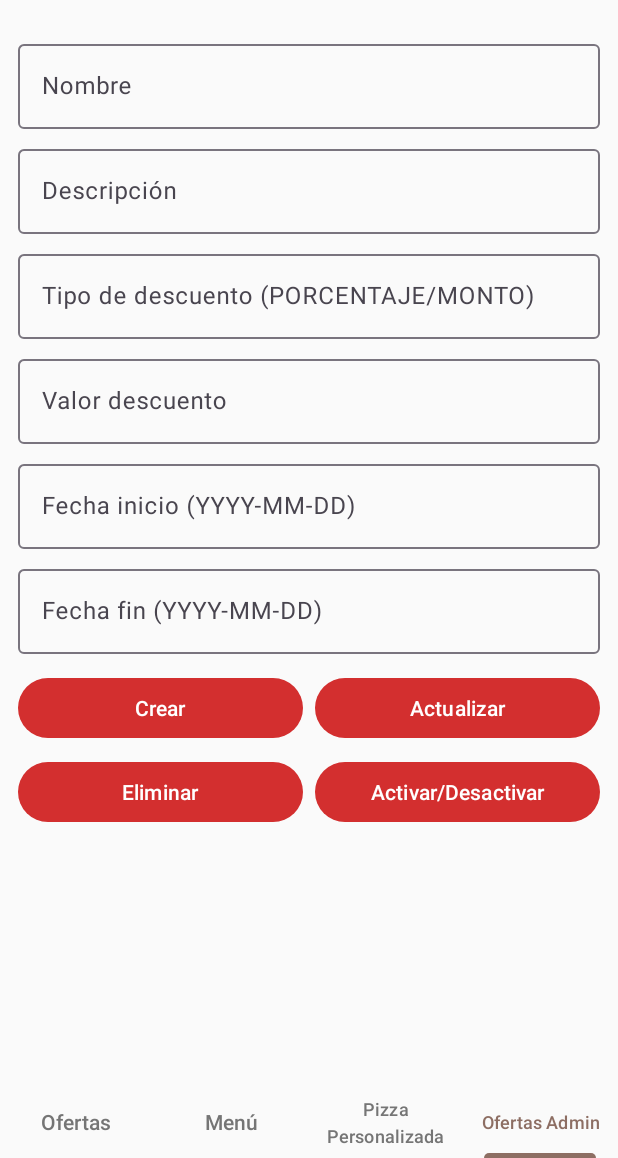
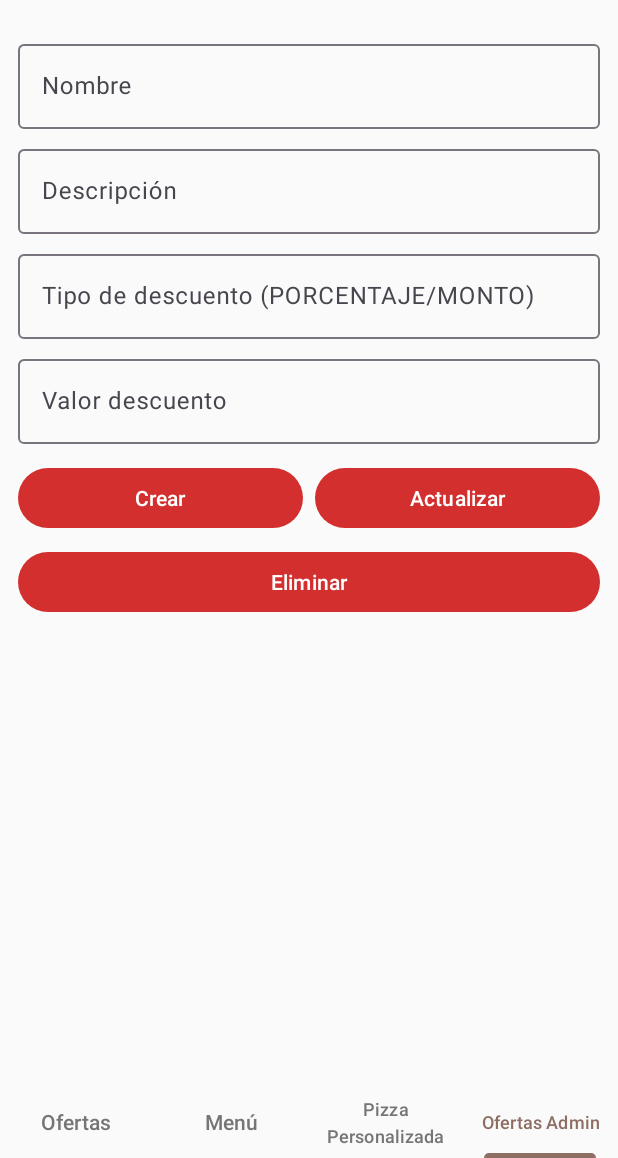
Before and after one commit to piero05729/LaAppdePizzasReina-piero, an Android app: the screen it shows after launch (MainActivity), item 4 of the bottom bar chosen, on a phone screen of 412 x 824 dp, the part 78-1236 px from its top. Run offline under Robolectric (Android 15) with nearby library versions, the phone set to English and light mode, and no system bars; 2 statements that could not run were skipped.

Commit message:
Actualizar proyecto

```diff
--- a/PizzaDeliveryApp/app/src/main/java/com/example/pizzadelivery/ui/tabs/OfertaCrudFragment.java
+++ b/PizzaDeliveryApp/app/src/main/java/com/example/pizzadelivery/ui/tabs/OfertaCrudFragment.java
@@ -41,13 +41,12 @@ public class OfertaCrudFragment extends Fragment {
         etDescripcion = root.findViewById(R.id.etDescripcion);
         etTipoDescuento = root.findViewById(R.id.etTipoDescuento);
         etValorDescuento = root.findViewById(R.id.etValorDescuento);
-        etFechaInicio = root.findViewById(R.id.etFechaInicio);
-        etFechaFin = root.findViewById(R.id.etFechaFin);
+
 
         MaterialButton btnCrear = root.findViewById(R.id.btnCrear);
         MaterialButton btnActualizar = root.findViewById(R.id.btnActualizar);
         MaterialButton btnEliminar = root.findViewById(R.id.btnEliminar);
-        MaterialButton btnActivar = root.findViewById(R.id.btnActivar);
+
 
         RecyclerView rv = root.findViewById(R.id.rvOfertas);
         rv.setLayoutManager(new LinearLayoutManager(requireContext()));
@@ -66,7 +65,7 @@ public class OfertaCrudFragment extends Fragment {
         btnCrear.setOnClickListener(v -> createOferta());
         btnActualizar.setOnClickListener(v -> updateOferta());
         btnEliminar.setOnClickListener(v -> deleteOferta());
-        btnActivar.setOnClickListener(v -> toggleActiva());
+
 
         loadList();
         return root;
--- a/PizzaDeliveryApp/app/src/main/res/layout/fragment_oferta_crud.xml
+++ b/PizzaDeliveryApp/app/src/main/res/layout/fragment_oferta_crud.xml
@@ -49,27 +49,7 @@
             android:inputType="numberDecimal" />
     </com.google.android.material.textfield.TextInputLayout>
 
-    <com.google.android.material.textfield.TextInputLayout
-        android:layout_width="match_parent"
-        android:layout_height="wrap_content"
-        android:layout_marginTop="8dp"
-        android:hint="Fecha inicio (YYYY-MM-DD)">
-        <com.google.android.material.textfield.TextInputEditText
-            android:id="@+id/etFechaInicio"
-            android:layout_width="match_parent"
-            android:layout_height="wrap_content" />
-    </com.google.android.material.textfield.TextInputLayout>
 
-    <com.google.android.material.textfield.TextInputLayout
-        android:layout_width="match_parent"
-        android:layout_height="wrap_content"
-        android:layout_marginTop="8dp"
-        android:hint="Fecha fin (YYYY-MM-DD)">
-        <com.google.android.material.textfield.TextInputEditText
-            android:id="@+id/etFechaFin"
-            android:layout_width="match_parent"
-            android:layout_height="wrap_content" />
-    </com.google.android.material.textfield.TextInputLayout>
 
     <LinearLayout
         android:layout_width="match_parent"
@@ -102,13 +82,7 @@
             android:layout_height="wrap_content"
             android:layout_weight="1"
             android:text="Eliminar" />
-        <com.google.android.material.button.MaterialButton
-            android:id="@+id/btnActivar"
-            android:layout_width="0dp"
-            android:layout_height="wrap_content"
-            android:layout_weight="1"
-            android:layout_marginStart="8dp"
-            android:text="Activar/Desactivar" />
+
     </LinearLayout>
 
     <androidx.recyclerview.widget.RecyclerView
```
